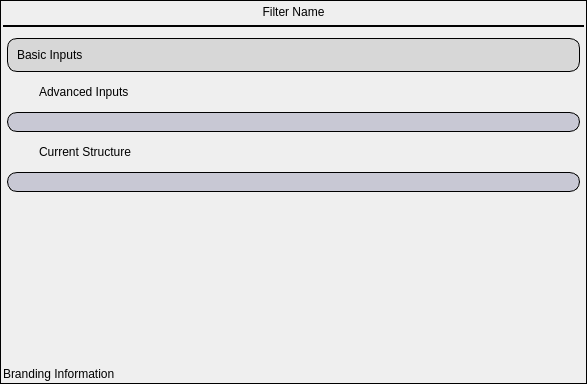
This is Source/DREAM3DWidgetsLib/Widgets/UI_Files/FilterInputWidget.ui in BlueQuartzSoftware/DREAM3D as Qt 5 draws it before an edit. The edited form follows.
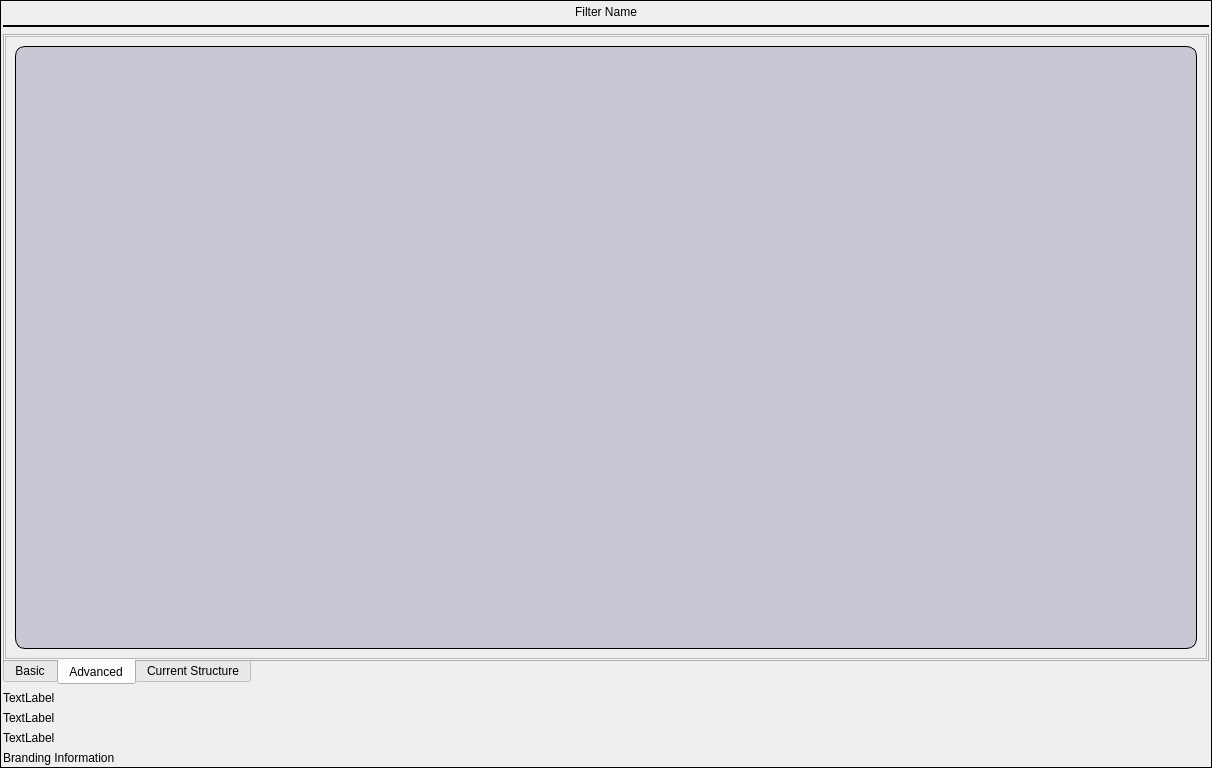
This is the edited form. The open tabs and pages were chosen to show the change. Icons and pictures are not drawn.

Commit message:
Added tabs to the UI.  Does not compile.
updates #312.

What changed in the file:
```diff
--- a/Source/DREAM3DWidgetsLib/Widgets/UI_Files/FilterInputWidget.ui
+++ b/Source/DREAM3DWidgetsLib/Widgets/UI_Files/FilterInputWidget.ui
@@ -6,8 +6,8 @@
    <rect>
     <x>0</x>
     <y>0</y>
-    <width>587</width>
-    <height>384</height>
+    <width>1212</width>
+    <height>768</height>
    </rect>
   </property>
   <property name="windowTitle">
@@ -49,66 +49,68 @@
       <property name="bottomMargin">
        <number>2</number>
       </property>
-      <item row="0" column="0">
-       <layout class="QHBoxLayout" name="horizontalLayout">
-        <property name="topMargin">
-         <number>0</number>
-        </property>
-        <item>
-         <widget class="QLabel" name="filterHumanLabel">
-          <property name="styleSheet">
-           <string notr="true"/>
-          </property>
-          <property name="frameShape">
-           <enum>QFrame::NoFrame</enum>
-          </property>
-          <property name="text">
-           <string>Filter Name</string>
-          </property>
-          <property name="alignment">
-           <set>Qt::AlignCenter</set>
-          </property>
-          <property name="wordWrap">
-           <bool>true</bool>
-          </property>
-         </widget>
-        </item>
-       </layout>
-      </item>
-      <item row="3" column="0">
-       <widget class="QLabel" name="brandingLabel">
-        <property name="text">
-         <string>Branding Information</string>
-        </property>
-        <property name="wordWrap">
-         <bool>true</bool>
-        </property>
-       </widget>
-      </item>
       <item row="2" column="0">
-       <widget class="QScrollArea" name="scrollArea">
-        <property name="frameShape">
-         <enum>QFrame::NoFrame</enum>
+       <widget class="QTabWidget" name="tabWidget">
+        <property name="sizePolicy">
+         <sizepolicy hsizetype="Expanding" vsizetype="Expanding">
+          <horstretch>0</horstretch>
+          <verstretch>0</verstretch>
+         </sizepolicy>
         </property>
+        <property name="tabPosition">
+         <enum>QTabWidget::South</enum>
+        </property>
+        <property name="currentIndex">
+         <number>0</number>
+        </property>
+        <widget class="QWidget" name="basicTab">
+         <attribute name="title">
+          <string>Basic</string>
+         </attribute>
+         <layout class="QVBoxLayout" name="verticalLayout_4">
+          <property name="leftMargin">
+           <number>0</number>
+          </property>
+          <property name="topMargin">
+           <number>0</number>
+          </property>
+          <property name="rightMargin">
+           <number>0</number>
+          </property>
+          <property name="bottomMargin">
+           <number>0</number>
+          </property>
+          <item>
+           <widget class="QScrollArea" name="scrollArea_2">
         <property name="widgetResizable">
          <bool>true</bool>
         </property>
-        <widget class="QWidget" name="scrollAreaWidgetContents">
+            <widget class="QWidget" name="scrollAreaWidgetContents_2">
          <property name="geometry">
           <rect>
            <x>0</x>
            <y>0</y>
-           <width>581</width>
-           <height>307</height>
-          </rect>
-         </property>
-         <layout class="QVBoxLayout" name="scrollAreaVLayout">
-          <property name="spacing">
-           <number>8</number>
-          </property>
-          <property name="margin">
-           <number>4</number>
-          </property>
+               <width>1198</width>
+               <height>627</height>
+              </rect>
+             </property>
+             <layout class="QVBoxLayout" name="verticalLayout_8">
+              <item>
+               <layout class="QGridLayout" name="basicInputsGrid"/>
+              </item>
+              <item>
+               <spacer name="verticalSpacer">
+                <property name="orientation">
+                 <enum>Qt::Vertical</enum>
+                </property>
+                <property name="sizeHint" stdset="0">
+                 <size>
+                  <width>20</width>
+                  <height>40</height>
+                 </size>
+                </property>
+               </spacer>
+              </item>
           <item>
            <widget class="QFrame" name="basicInputsFrame">
             <property name="styleSheet">
@@ -127,97 +129,64 @@
             <property name="frameShadow">
              <enum>QFrame::Plain</enum>
             </property>
-            <layout class="QVBoxLayout" name="verticalLayout" stretch="0,0">
-             <property name="margin">
+                <layout class="QVBoxLayout" name="verticalLayout" stretch="">
+                 <property name="leftMargin">
               <number>4</number>
              </property>
-             <item>
-              <widget class="QLabel" name="basicInputsLabel">
-               <property name="text">
-                <string>Basic Inputs</string>
-               </property>
-              </widget>
-             </item>
-             <item>
-              <layout class="QGridLayout" name="basicInputsGrid"/>
-             </item>
-            </layout>
-           </widget>
+                 <property name="topMargin">
+                  <number>4</number>
+                 </property>
+                 <property name="rightMargin">
+                  <number>4</number>
+                 </property>
+                 <property name="bottomMargin">
+                  <number>4</number>
+                 </property>
+                </layout>
+               </widget>
+              </item>
+             </layout>
+             <zorder>basicInputsLabel</zorder>
+             <zorder>basicInputsFrame</zorder>
+             <zorder></zorder>
+             <zorder>verticalSpacer</zorder>
+            </widget>
+           </widget>
           </item>
-          <item>
-           <layout class="QHBoxLayout" name="advHeaderLayout">
+         </layout>
+        </widget>
+        <widget class="QWidget" name="advancedTab">
+         <attribute name="title">
+          <string>Advanced</string>
+         </attribute>
+         <layout class="QVBoxLayout" name="verticalLayout_6">
+          <property name="leftMargin">
+           <number>0</number>
+          </property>
             <property name="topMargin">
              <number>0</number>
             </property>
-            <item>
-             <widget class="QPushButton" name="advInputsBtn">
-              <property name="sizePolicy">
-               <sizepolicy hsizetype="Fixed" vsizetype="Fixed">
-                <horstretch>0</horstretch>
-                <verstretch>0</verstretch>
-               </sizepolicy>
-              </property>
-              <property name="minimumSize">
-               <size>
-                <width>24</width>
-                <height>24</height>
-               </size>
-              </property>
-              <property name="maximumSize">
-               <size>
-                <width>24</width>
-                <height>24</height>
-               </size>
-              </property>
-              <property name="toolTip">
-               <string>Show or Hide the advanced inputs</string>
-              </property>
-              <property name="text">
-               <string/>
-              </property>
-              <property name="icon">
-               <iconset resource="../../../../Resources/icons/images/Icons.qrc">
-                <normaloff>:/gear.png</normaloff>:/gear.png</iconset>
-              </property>
-              <property name="iconSize">
-               <size>
-                <width>24</width>
-                <height>24</height>
-               </size>
-              </property>
-              <property name="checkable">
-               <bool>false</bool>
-              </property>
-              <property name="flat">
+          <property name="rightMargin">
+           <number>0</number>
+          </property>
+          <property name="bottomMargin">
+           <number>0</number>
+          </property>
+          <item>
+           <widget class="QScrollArea" name="scrollArea_3">
+            <property name="widgetResizable">
                <bool>true</bool>
               </property>
-             </widget>
-            </item>
-            <item>
-             <widget class="QLabel" name="advInputsLabel">
-              <property name="styleSheet">
-               <string notr="true"/>
-              </property>
-              <property name="text">
-               <string>Advanced Inputs</string>
-              </property>
-             </widget>
-            </item>
-            <item>
-             <spacer name="horizontalSpacer">
-              <property name="orientation">
-               <enum>Qt::Horizontal</enum>
-              </property>
-              <property name="sizeHint" stdset="0">
-               <size>
-                <width>40</width>
-                <height>20</height>
-               </size>
-              </property>
-             </spacer>
-            </item>
-           </layout>
-          </item>
+            <widget class="QWidget" name="scrollAreaWidgetContents_3">
+             <property name="geometry">
+              <rect>
+               <x>0</x>
+               <y>0</y>
+               <width>1198</width>
+               <height>627</height>
+              </rect>
+             </property>
+             <layout class="QVBoxLayout" name="verticalLayout_9">
           <item>
            <widget class="QFrame" name="advInputsFrame">
             <property name="styleSheet">
@@ -243,83 +212,45 @@
              <item>
               <layout class="QGridLayout" name="advInputsGrid"/>
              </item>
-            </layout>
-           </widget>
-          </item>
           <item>
-           <layout class="QHBoxLayout" name="advHeaderLayout_2">
-            <property name="topMargin">
-             <number>0</number>
-            </property>
-            <item>
-             <widget class="QPushButton" name="currentStructureBtn">
-              <property name="sizePolicy">
-               <sizepolicy hsizetype="Fixed" vsizetype="Fixed">
-                <horstretch>0</horstretch>
-                <verstretch>0</verstretch>
-               </sizepolicy>
-              </property>
-              <property name="minimumSize">
+                  <spacer name="verticalSpacer_2">
+                   <property name="orientation">
+                    <enum>Qt::Vertical</enum>
+                   </property>
+                   <property name="sizeHint" stdset="0">
                <size>
-                <width>24</width>
-                <height>24</height>
-               </size>
-              </property>
-              <property name="maximumSize">
-               <size>
-                <width>24</width>
-                <height>24</height>
-               </size>
-              </property>
-              <property name="toolTip">
-               <string>Show or Hide the advanced inputs</string>
-              </property>
-              <property name="text">
-               <string/>
-              </property>
-              <property name="icon">
-               <iconset resource="../../../../Resources/icons/images/Icons.qrc">
-                <normaloff>:/gear.png</normaloff>:/gear.png</iconset>
-              </property>
-              <property name="iconSize">
-               <size>
-                <width>24</width>
-                <height>24</height>
-               </size>
-              </property>
-              <property name="checkable">
-               <bool>false</bool>
-              </property>
-              <property name="flat">
-               <bool>true</bool>
-              </property>
-             </widget>
-            </item>
-            <item>
-             <widget class="QLabel" name="currentStructureLabel">
-              <property name="styleSheet">
-               <string notr="true"/>
-              </property>
-              <property name="text">
+                     <width>20</width>
+                     <height>40</height>
+                    </size>
+                   </property>
+                  </spacer>
+                 </item>
+                </layout>
+               </widget>
+              </item>
+             </layout>
+            </widget>
+           </widget>
+          </item>
+         </layout>
+        </widget>
+        <widget class="QWidget" name="currentStructureTab">
+         <attribute name="title">
                <string>Current Structure</string>
-              </property>
-             </widget>
-            </item>
-            <item>
-             <spacer name="horizontalSpacer_2">
-              <property name="orientation">
-               <enum>Qt::Horizontal</enum>
-              </property>
-              <property name="sizeHint" stdset="0">
-               <size>
-                <width>40</width>
-                <height>20</height>
-               </size>
-              </property>
-             </spacer>
-            </item>
-           </layout>
-          </item>
+         </attribute>
+         <layout class="QVBoxLayout" name="verticalLayout_7">
+          <property name="leftMargin">
+           <number>0</number>
+          </property>
+          <property name="topMargin">
+           <number>0</number>
+          </property>
+          <property name="rightMargin">
+           <number>0</number>
+          </property>
+          <property name="bottomMargin">
+           <number>0</number>
+          </property>
           <item>
            <widget class="QFrame" name="currentStructureFrame">
             <property name="minimumSize">
@@ -357,22 +288,35 @@
             </layout>
            </widget>
           </item>
+         </layout>
+        </widget>
+       </widget>
+      </item>
+      <item row="0" column="0">
+       <layout class="QHBoxLayout" name="horizontalLayout">
+        <property name="topMargin">
+         <number>0</number>
+        </property>
           <item>
-           <spacer name="verticalSpacer">
-            <property name="orientation">
-             <enum>Qt::Vertical</enum>
-            </property>
-            <property name="sizeHint" stdset="0">
-             <size>
-              <width>20</width>
-              <height>40</height>
-             </size>
-            </property>
-           </spacer>
-          </item>
-         </layout>
-        </widget>
-       </widget>
+         <widget class="QLabel" name="filterHumanLabel">
+          <property name="styleSheet">
+           <string notr="true"/>
+          </property>
+          <property name="frameShape">
+           <enum>QFrame::NoFrame</enum>
+          </property>
+          <property name="text">
+           <string>Filter Name</string>
+          </property>
+          <property name="alignment">
+           <set>Qt::AlignCenter</set>
+          </property>
+          <property name="wordWrap">
+           <bool>true</bool>
+          </property>
+         </widget>
+        </item>
+       </layout>
       </item>
       <item row="1" column="0">
        <widget class="Line" name="line">
@@ -387,6 +331,37 @@
         </property>
        </widget>
       </item>
+      <item row="6" column="0">
+       <widget class="QLabel" name="brandingLabel">
+        <property name="text">
+         <string>Branding Information</string>
+        </property>
+        <property name="wordWrap">
+         <bool>true</bool>
+        </property>
+       </widget>
+      </item>
+      <item row="3" column="0">
+       <widget class="QLabel" name="basicInputsLabel">
+        <property name="text">
+         <string>TextLabel</string>
+        </property>
+       </widget>
+      </item>
+      <item row="4" column="0">
+       <widget class="QLabel" name="advInputsLabel">
+        <property name="text">
+         <string>TextLabel</string>
+        </property>
+       </widget>
+      </item>
+      <item row="5" column="0">
+       <widget class="QLabel" name="currentStructureLabel">
+        <property name="text">
+         <string>TextLabel</string>
+        </property>
+       </widget>
+      </item>
      </layout>
     </widget>
    </item>
```
Left out of the diff: 33 changed lines with no effect on the pictures. Lines whose indentation alone changed are shown as unchanged. The commit also changes 1 other file.
